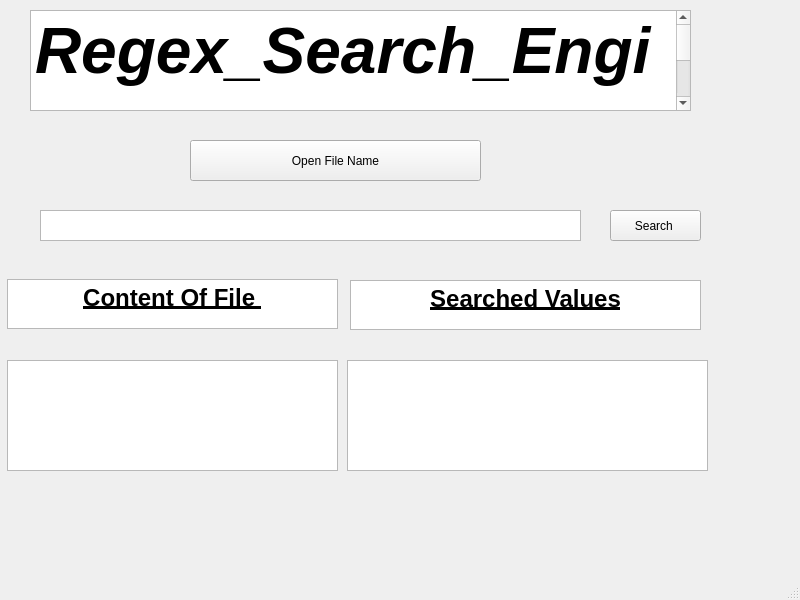
This is mainwindow.ui in zakwanalam/regex--search as Qt 5 draws it before an edit. The edited form follows.
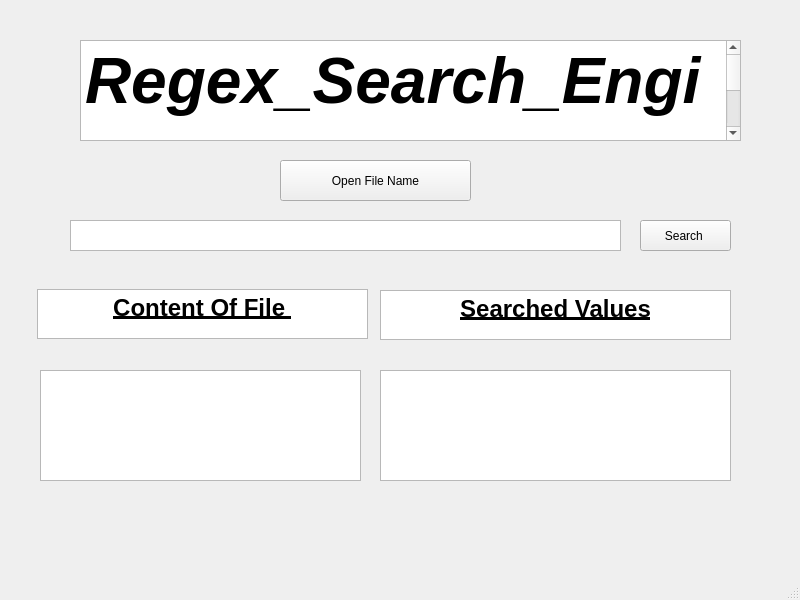
This is the edited form.

Commit message: search fix & code formatted

What changed in the file:
```diff
--- a/mainwindow.ui
+++ b/mainwindow.ui
@@ -17,9 +17,9 @@
    <widget class="QPushButton" name="pushButton">
     <property name="geometry">
      <rect>
-      <x>190</x>
-      <y>140</y>
-      <width>291</width>
+      <x>280</x>
+      <y>160</y>
+      <width>191</width>
       <height>41</height>
      </rect>
     </property>
@@ -30,8 +30,8 @@
    <widget class="QPlainTextEdit" name="plainTextEdit">
     <property name="geometry">
      <rect>
-      <x>30</x>
-      <y>10</y>
+      <x>80</x>
+      <y>40</y>
       <width>661</width>
       <height>101</height>
      </rect>
@@ -49,51 +49,11 @@
      <string>Regex_Search_Engine</string>
     </property>
    </widget>
-   <widget class="QTextEdit" name="textEdit">
-    <property name="geometry">
-     <rect>
-      <x>7</x>
-      <y>360</y>
-      <width>331</width>
-      <height>111</height>
-     </rect>
-    </property>
-    <property name="html">
-     <string>&lt;!DOCTYPE HTML PUBLIC &quot;-//W3C//DTD HTML 4.0//EN&quot; &quot;http://www.w3.org/TR/REC-html40/strict.dtd&quot;&gt;
-&lt;html&gt;&lt;head&gt;&lt;meta name=&quot;qrichtext&quot; content=&quot;1&quot; /&gt;&lt;meta charset=&quot;utf-8&quot; /&gt;&lt;style type=&quot;text/css&quot;&gt;
-p, li { white-space: pre-wrap; }
-hr { height: 1px; border-width: 0; }
-li.unchecked::marker { content: &quot;\2610&quot;; }
-li.checked::marker { content: &quot;\2612&quot;; }
-&lt;/style&gt;&lt;/head&gt;&lt;body style=&quot; font-family:'Segoe UI'; font-size:9pt; font-weight:400; font-style:normal;&quot;&gt;
-&lt;p style=&quot;-qt-paragraph-type:empty; margin-top:0px; margin-bottom:0px; margin-left:0px; margin-right:0px; -qt-block-indent:0; text-indent:0px;&quot;&gt;&lt;br /&gt;&lt;/p&gt;&lt;/body&gt;&lt;/html&gt;</string>
-    </property>
-   </widget>
-   <widget class="QTextEdit" name="textEdit_2">
-    <property name="geometry">
-     <rect>
-      <x>347</x>
-      <y>360</y>
-      <width>361</width>
-      <height>111</height>
-     </rect>
-    </property>
-    <property name="html">
-     <string>&lt;!DOCTYPE HTML PUBLIC &quot;-//W3C//DTD HTML 4.0//EN&quot; &quot;http://www.w3.org/TR/REC-html40/strict.dtd&quot;&gt;
-&lt;html&gt;&lt;head&gt;&lt;meta name=&quot;qrichtext&quot; content=&quot;1&quot; /&gt;&lt;meta charset=&quot;utf-8&quot; /&gt;&lt;style type=&quot;text/css&quot;&gt;
-p, li { white-space: pre-wrap; }
-hr { height: 1px; border-width: 0; }
-li.unchecked::marker { content: &quot;\2610&quot;; }
-li.checked::marker { content: &quot;\2612&quot;; }
-&lt;/style&gt;&lt;/head&gt;&lt;body style=&quot; font-family:'Segoe UI'; font-size:9pt; font-weight:400; font-style:normal;&quot;&gt;
-&lt;p style=&quot;-qt-paragraph-type:empty; margin-top:0px; margin-bottom:0px; margin-left:0px; margin-right:0px; -qt-block-indent:0; text-indent:0px;&quot;&gt;&lt;br /&gt;&lt;/p&gt;&lt;/body&gt;&lt;/html&gt;</string>
-    </property>
-   </widget>
    <widget class="QTextEdit" name="textEdit_3">
     <property name="geometry">
      <rect>
-      <x>7</x>
-      <y>279</y>
+      <x>37</x>
+      <y>289</y>
       <width>331</width>
       <height>50</height>
      </rect>
@@ -112,8 +72,8 @@
    <widget class="QTextEdit" name="textEdit_4">
     <property name="geometry">
      <rect>
-      <x>350</x>
-      <y>280</y>
+      <x>380</x>
+      <y>290</y>
       <width>351</width>
       <height>50</height>
      </rect>
@@ -129,21 +89,11 @@
 &lt;p align=&quot;center&quot; style=&quot; margin-top:0px; margin-bottom:0px; margin-left:0px; margin-right:0px; -qt-block-indent:0; text-indent:0px;&quot;&gt;&lt;span style=&quot; font-size:18pt; font-weight:700; text-decoration: underline;&quot;&gt;Searched Values&lt;/span&gt;&lt;/p&gt;&lt;/body&gt;&lt;/html&gt;</string>
     </property>
    </widget>
-   <widget class="QTextEdit" name="expressionSearch">
-    <property name="geometry">
-     <rect>
-      <x>40</x>
-      <y>210</y>
-      <width>541</width>
-      <height>31</height>
-     </rect>
-    </property>
-   </widget>
    <widget class="QPushButton" name="pushButton_2">
     <property name="geometry">
      <rect>
-      <x>610</x>
-      <y>210</y>
+      <x>640</x>
+      <y>220</y>
       <width>91</width>
       <height>31</height>
      </rect>
@@ -152,6 +102,42 @@
      <string>Search </string>
     </property>
    </widget>
+   <widget class="QPlainTextEdit" name="expressionSearch">
+    <property name="geometry">
+     <rect>
+      <x>70</x>
+      <y>220</y>
+      <width>551</width>
+      <height>31</height>
+     </rect>
+    </property>
+    <property name="inputMethodHints">
+     <set>Qt::ImhNone</set>
+    </property>
+    <property name="plainText">
+     <string notr="true"/>
+    </property>
+   </widget>
+   <widget class="QTextBrowser" name="file_contents">
+    <property name="geometry">
+     <rect>
+      <x>40</x>
+      <y>370</y>
+      <width>321</width>
+      <height>111</height>
+     </rect>
+    </property>
+   </widget>
+   <widget class="QTextBrowser" name="search_output">
+    <property name="geometry">
+     <rect>
+      <x>380</x>
+      <y>370</y>
+      <width>351</width>
+      <height>111</height>
+     </rect>
+    </property>
+   </widget>
   </widget>
   <widget class="QMenuBar" name="menubar">
    <property name="geometry">
```
Left out of the diff: 2 changed lines with no effect on the pictures. The commit also changes 4 other files.
